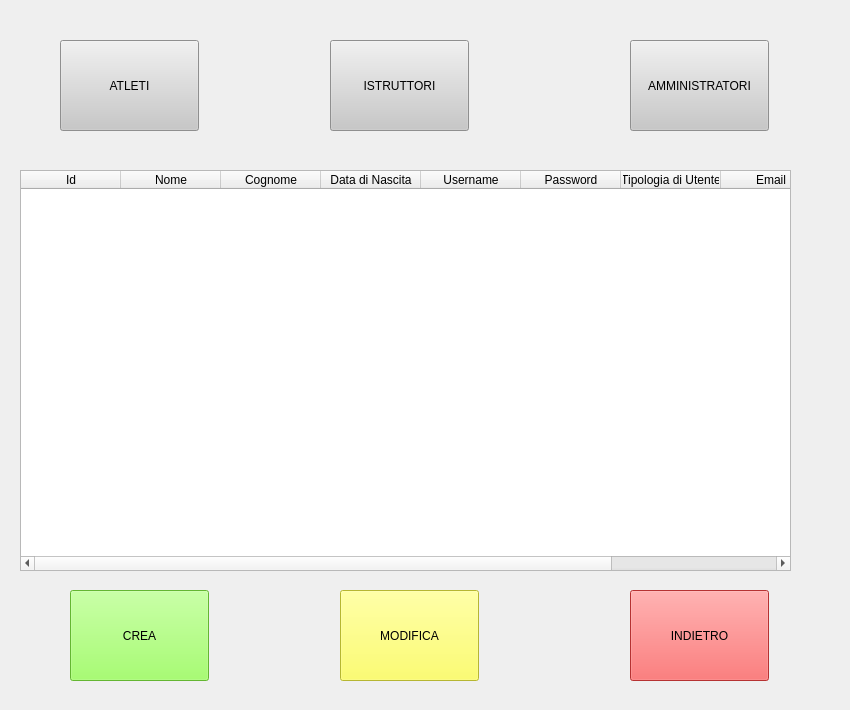
Diego30090/IngSoft_Palestra, file Boundaries/GestioneInformazioniPersonale/GestionePersonale.ui: the form before one commit.
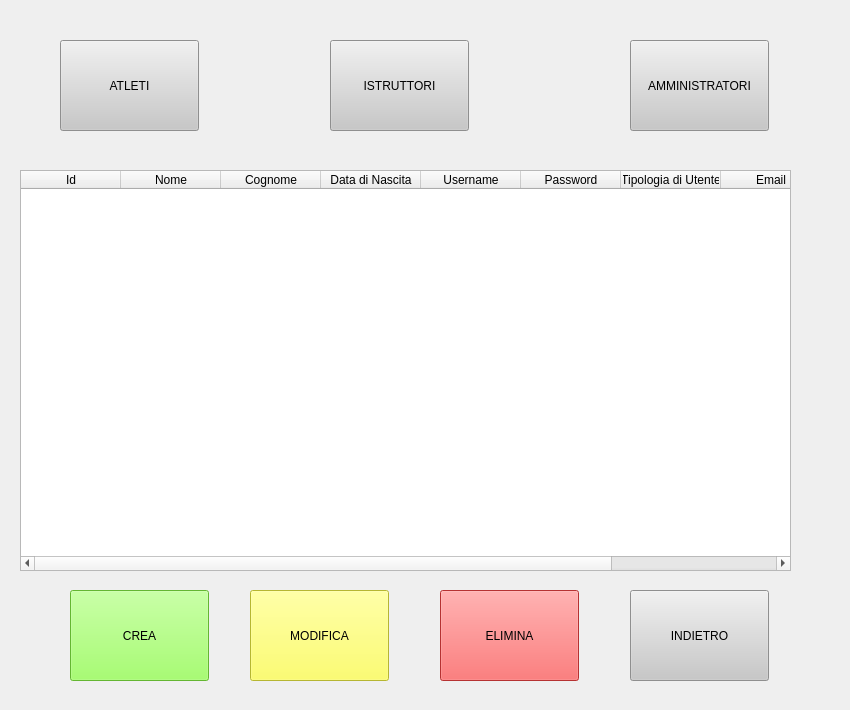
The form after the commit.

The edit to the form file:
```diff
--- a/Boundaries/GestioneInformazioniPersonale/GestionePersonale.ui
+++ b/Boundaries/GestioneInformazioniPersonale/GestionePersonale.ui
@@ -180,7 +180,7 @@
   <widget class="QPushButton" name="modifyUtenteButton">
    <property name="geometry">
     <rect>
-     <x>340</x>
+     <x>250</x>
      <y>590</y>
      <width>139</width>
      <height>91</height>
@@ -215,12 +215,34 @@
     </sizepolicy>
    </property>
    <property name="styleSheet">
-    <string notr="true">background-color: rgb(255,70,70)</string>
+    <string notr="true">background-color: rgb(200,200,200)</string>
    </property>
    <property name="text">
     <string>INDIETRO</string>
    </property>
   </widget>
+  <widget class="QPushButton" name="eliminaUtenteButton">
+   <property name="geometry">
+    <rect>
+     <x>440</x>
+     <y>590</y>
+     <width>139</width>
+     <height>91</height>
+    </rect>
+   </property>
+   <property name="sizePolicy">
+    <sizepolicy hsizetype="Minimum" vsizetype="Preferred">
+     <horstretch>0</horstretch>
+     <verstretch>0</verstretch>
+    </sizepolicy>
+   </property>
+   <property name="styleSheet">
+    <string notr="true">background-color: rgb(255,70,70)</string>
+   </property>
+   <property name="text">
+    <string>ELIMINA</string>
+   </property>
+  </widget>
  </widget>
  <resources/>
  <connections/>
```
